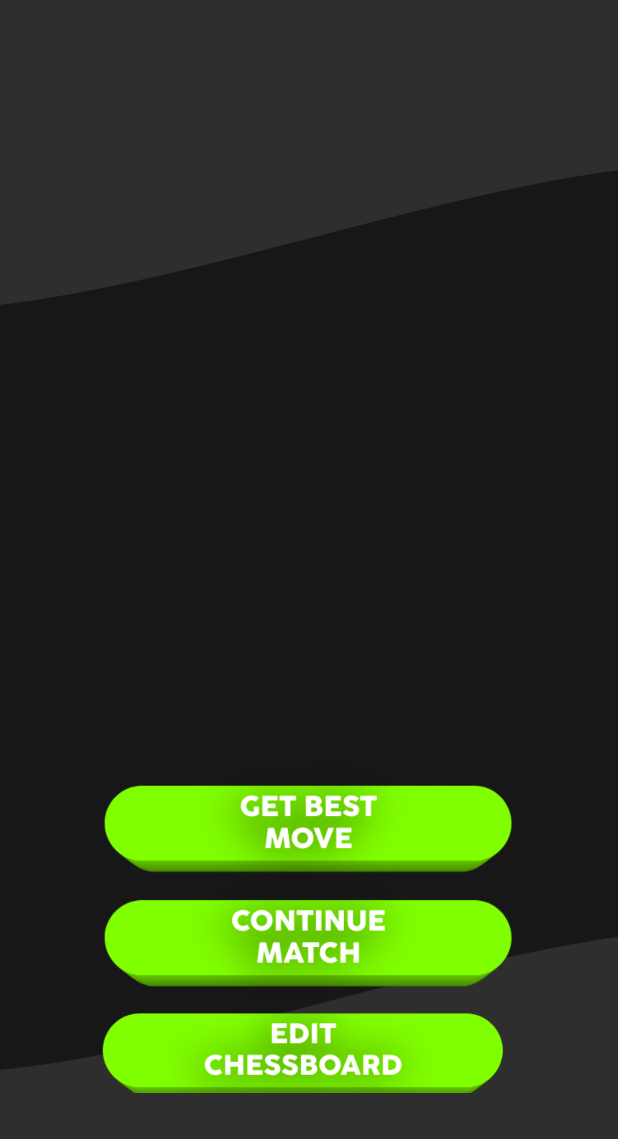
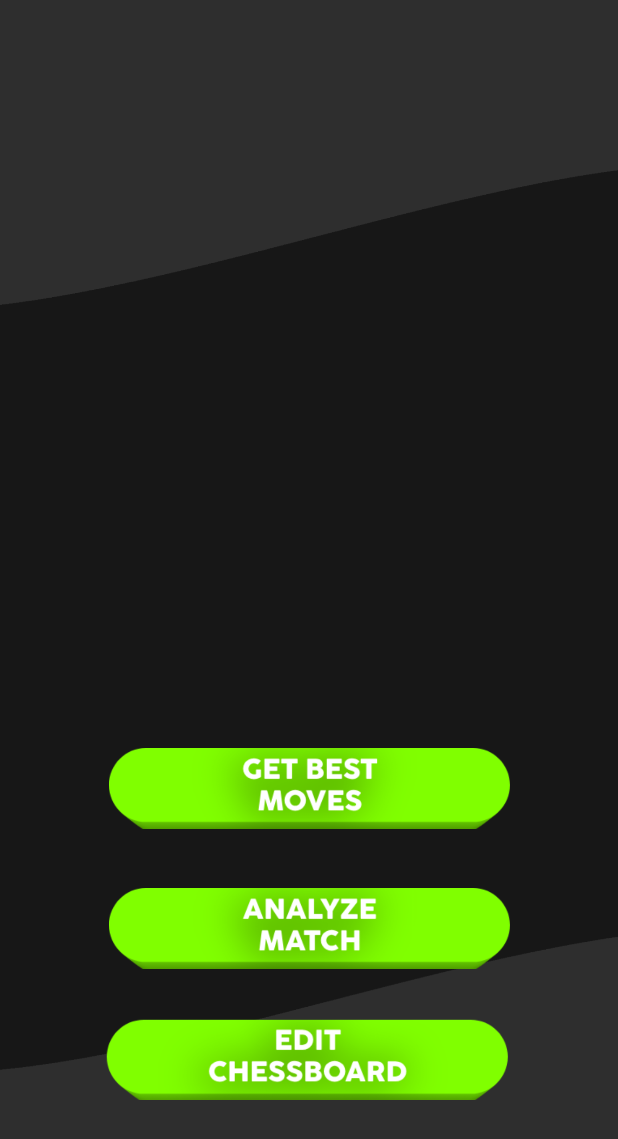
Before and after one commit to Gabrocecco/photoChess, an Android app: the AnalyzeActivity screen opened directly, with no data from a screen before it, on a phone screen of 412 x 824 dp. Shown: the top 1139 px of the screen. Run offline under Robolectric (Android 15) with nearby library versions, the phone set to English and light mode, and no system bars; libraries missing offline, so code that uses them is left out: com.chaquo.python; 6 statements that could not run were skipped.

Commit message:
Added all functions

```diff
--- a/PhotoChess/app/src/main/java/com/example/photochess/AnalyzeActivity.java
+++ b/PhotoChess/app/src/main/java/com/example/photochess/AnalyzeActivity.java
@@ -5,9 +5,8 @@ import androidx.appcompat.app.AppCompatActivity;
 
 import android.content.DialogInterface;
 import android.content.Intent;
-import android.graphics.Bitmap;
-import android.graphics.BitmapFactory;
 import android.graphics.drawable.PictureDrawable;
+import android.media.Image;
 import android.os.Build;
 import android.os.Bundle;
 import android.util.Log;
@@ -16,7 +15,6 @@ import android.view.ViewGroup;
 import android.widget.ArrayAdapter;
 import android.widget.Button;
 import android.widget.ImageView;
-import android.widget.RadioButton;
 import android.widget.Spinner;
 import android.widget.TextView;
 import android.widget.Toast;
@@ -27,8 +25,6 @@ import com.chaquo.python.PyObject;
 import com.chaquo.python.Python;
 import com.chaquo.python.android.AndroidPlatform;
 
-import java.io.File;
-import java.time.Duration;
 import java.util.Arrays;
 
 public class AnalyzeActivity extends AppCompatActivity {
@@ -40,8 +36,11 @@ public class AnalyzeActivity extends AppCompatActivity {
     View customLayout;
     AlertDialog.Builder builder;
     AlertDialog alert;
-    Button nextnextBtn;
+    ImageView nextMoveBtn;
     String svg_array[];
+    ImageView analyzeBtn;
+
+    View analyzeLayout;
     @Override
     protected void onCreate(Bundle savedInstanceState) {
         super.onCreate(savedInstanceState);
@@ -107,26 +106,40 @@ public class AnalyzeActivity extends AppCompatActivity {
             }
         });
 
-        nextnextBtn = findViewById(R.id.nextMove);
-        nextnextBtn.setOnClickListener(new View.OnClickListener() {
+        nextMoveBtn = findViewById(R.id.nextBtn);
+        nextMoveBtn.setOnClickListener(new View.OnClickListener() {
             @Override
             public void onClick(View view) {
                 nextMove();
             }
         });
 
+        analyzeBtn = findViewById(R.id.amatchBtn);
+        analyzeBtn.setOnClickListener(new View.OnClickListener() {
+            @Override
+            public void onClick(View view) {
+                analyzeMatch();
+            }
+        });
+        analyzeLayout = getLayoutInflater().inflate(R.layout.analyze_dialog, null, false);
+
     }
 
     public void getBestMove(){
         PyObject response = module.callAttr("getbestmove", fen);
-        Log.e("Error", response.toString());
-        //svg_array = response.toJava(String[].class);
-        //PictureDrawable drawable = getPictureDrawablefromSvg(svg_array[0].toString());
-        //svg_array = Arrays.copyOfRange(svg_array, 1, svg_array.length);
+        Log.e("Response", response.toString());
+        if(!response.toString().equals("Error")){
+            svg_array = response.toJava(String[].class);
+            PictureDrawable drawable = getPictureDrawablefromSvg(svg_array[0].toString());
+            svg_array = Arrays.copyOfRange(svg_array, 1, svg_array.length);
 
-        //boardPhoto.setImageDrawable(drawable);
-        //bestMoveBtn.setVisibility(View.INVISIBLE);
-        //nextnextBtn.setVisibility(View.VISIBLE);
+            boardPhoto.setImageDrawable(drawable);
+            bestMoveBtn.setVisibility(View.INVISIBLE);
+            nextMoveBtn.setVisibility(View.VISIBLE);
+        }
+        else{
+            Toast.makeText(this, "Invalid chessboard", Toast.LENGTH_LONG).show();
+        }
         /*try {
             PyObject response = module.callAttr("getbestmove", fen);
             svg_array = response.toJava(String[].class);
@@ -193,11 +206,17 @@ public class AnalyzeActivity extends AppCompatActivity {
 
                 if(text.length() > 0){
 
-                    PyObject newImg = module.callAttr("getfenfromedits", fen, text);
+                    PyObject newfen = module.callAttr("getfenfromedits", fen, text);
+                    fen = newfen.toString();
+                    PyObject newImg = module.callAttr("getboard", fen);
                     PictureDrawable drawable = getPictureDrawablefromSvg(newImg.toString());
                     boardPhoto.setImageDrawable(drawable);
+                    changesText.setText("");
 
                 }
+
+                nextMoveBtn.setVisibility(View.INVISIBLE);
+                bestMoveBtn.setVisibility(View.VISIBLE);
 
             }
         });
@@ -223,4 +242,40 @@ public class AnalyzeActivity extends AppCompatActivity {
         }
     }
 
+    public void analyzeMatch(){
+
+        Log.e("Clicco", "AnalyzeMatch");
+        TextView numscore = analyzeLayout.findViewById(R.id.evalScore);
+        TextView textscore = analyzeLayout.findViewById(R.id.vartextScore);
+
+        PyObject res = module.callAttr("geteval", fen);
+        if(res.toString().equals("Error"))
+        {
+            Toast.makeText(this,"Invalid chessboard", Toast.LENGTH_LONG).show();
+        }
+        else if(res.toString().substring(0,1).equals('-')){
+            textscore.setText("WHITE");
+            numscore.setText(res.toString());
+        }
+        else{
+            textscore.setText("BLACK");
+            numscore.setText(res.toString());
+        }
+        ViewGroup parentView = (ViewGroup) analyzeLayout.getParent();
+        if (parentView != null) {
+            parentView.removeView(analyzeLayout);
+        }
+        AlertDialog.Builder builder2 = new AlertDialog.Builder(this);
+        builder2.setView(analyzeLayout);
+        builder2.setTitle("Match Analysis");
+        builder2.setIcon(R.drawable.blackrook);
+        builder2.setPositiveButton("Close", new DialogInterface.OnClickListener() {
+            public void onClick(DialogInterface dialog, int which) {
+            }});
+        AlertDialog alert2 = builder2.create();
+        alert2.show();
+        alert2.getButton(DialogInterface.BUTTON_POSITIVE).setTextColor(getResources().getColor(R.color.mygreen));
+
+    }
+
 }
--- a/PhotoChess/app/src/main/java/com/example/photochess/MainActivity.java
+++ b/PhotoChess/app/src/main/java/com/example/photochess/MainActivity.java
@@ -28,6 +28,10 @@ public class MainActivity extends AppCompatActivity {
             getWindow().setStatusBarColor(getColor(R.color.mycol));
         }
 
+        if (! Python.isStarted()) {
+            Python.start(new AndroidPlatform(this));
+        }
+
         ImageView btn = (ImageView) findViewById(R.id.photoButton);
 
         btn.setOnClickListener(new View.OnClickListener() {
--- a/PhotoChess/app/src/main/res/layout/activity_analyze.xml
+++ b/PhotoChess/app/src/main/res/layout/activity_analyze.xml
@@ -9,8 +9,8 @@
 
     <ImageView
         android:id="@+id/boardView"
-        android:layout_width="380dp"
-        android:layout_height="441dp"
+        android:layout_width="376dp"
+        android:layout_height="415dp"
         android:src="@drawable/camerabuttonicon"
         app:layout_constraintBottom_toBottomOf="parent"
         app:layout_constraintEnd_toEndOf="parent"
@@ -18,54 +18,53 @@
         app:layout_constraintTop_toTopOf="parent"
         app:layout_constraintVertical_bias="0.184" />
 
-    <Button
-        android:id="@+id/nextMove"
-        android:layout_width="wrap_content"
-        android:layout_height="wrap_content"
-        android:text="next "
+    <ImageView
+        android:id="@+id/nextBtn"
+        android:layout_width="270dp"
+        android:layout_height="59dp"
+        android:src="@drawable/nextbutton"
         android:visibility="invisible"
         app:layout_constraintBottom_toBottomOf="parent"
         app:layout_constraintEnd_toEndOf="parent"
-        app:layout_constraintHorizontal_bias="0.498"
+        app:layout_constraintHorizontal_bias="0.51"
         app:layout_constraintStart_toStartOf="parent"
         app:layout_constraintTop_toTopOf="parent"
-        app:layout_constraintVertical_bias="0.696" />
+        app:layout_constraintVertical_bias="0.649" />
 
     <ImageView
         android:id="@+id/bmoveBtn"
-        android:layout_width="274dp"
-        android:layout_height="387dp"
+        android:layout_width="270dp"
+        android:layout_height="59dp"
         android:src="@drawable/bestmovebutton"
         app:layout_constraintBottom_toBottomOf="parent"
         app:layout_constraintEnd_toEndOf="parent"
-        app:layout_constraintHorizontal_bias="0.496"
+        app:layout_constraintHorizontal_bias="0.51"
         app:layout_constraintStart_toStartOf="parent"
         app:layout_constraintTop_toTopOf="parent"
-        app:layout_constraintVertical_bias="0.814" />
+        app:layout_constraintVertical_bias="0.649" />
 
     <ImageView
-        android:id="@+id/cmatchBtn"
-        android:layout_width="274dp"
-        android:layout_height="284dp"
-        android:src="@drawable/continuematchbutton"
+        android:id="@+id/amatchBtn"
+        android:layout_width="270dp"
+        android:layout_height="59dp"
+        android:src="@drawable/analyzembutton"
+        app:layout_constraintBottom_toBottomOf="parent"
+        app:layout_constraintEnd_toEndOf="parent"
+        app:layout_constraintHorizontal_bias="0.51"
+        app:layout_constraintStart_toStartOf="parent"
+        app:layout_constraintTop_toTopOf="parent"
+        app:layout_constraintVertical_bias="0.771" />
+
+    <ImageView
+        android:id="@+id/eChessboardBtn"
+        android:layout_width="270dp"
+        android:layout_height="59dp"
+        android:layout_marginBottom="88dp"
+        android:src="@drawable/editchessboardbutton"
         app:layout_constraintBottom_toBottomOf="parent"
         app:layout_constraintEnd_toEndOf="parent"
         app:layout_constraintHorizontal_bias="0.496"
-        app:layout_constraintStart_toStartOf="parent"
-        app:layout_constraintTop_toTopOf="parent"
-        app:layout_constraintVertical_bias="0.895" />
-
-    <ImageView
-        android:id="@+id/eChessboardBtn"
-        android:layout_width="269dp"
-        android:layout_height="156dp"
-        android:layout_marginBottom="44dp"
-        android:src="@drawable/editchessboardbutton"
-        app:layout_constraintBottom_toBottomOf="parent"
-        app:layout_constraintEnd_toEndOf="parent"
-        app:layout_constraintHorizontal_bias="0.478"
         app:layout_constraintStart_toStartOf="parent" />
 
 
-
 </androidx.constraintlayout.widget.ConstraintLayout>
```
Also changed, not shown: PhotoChess/app/src/main/res/layout/analyze_dialog.xml (added, +55 -0 lines), PhotoChess/app/src/main/res/drawable/analyzembutton.png (added), PhotoChess/app/src/main/res/drawable/bestmovebutton.png, PhotoChess/app/src/main/res/drawable/continuematchbutton.png (deleted), PhotoChess/app/src/main/res/drawable/nextbutton.png (added), PhotoChess/app/src/main/res/drawable/testimage.jpg, 3 other files.
